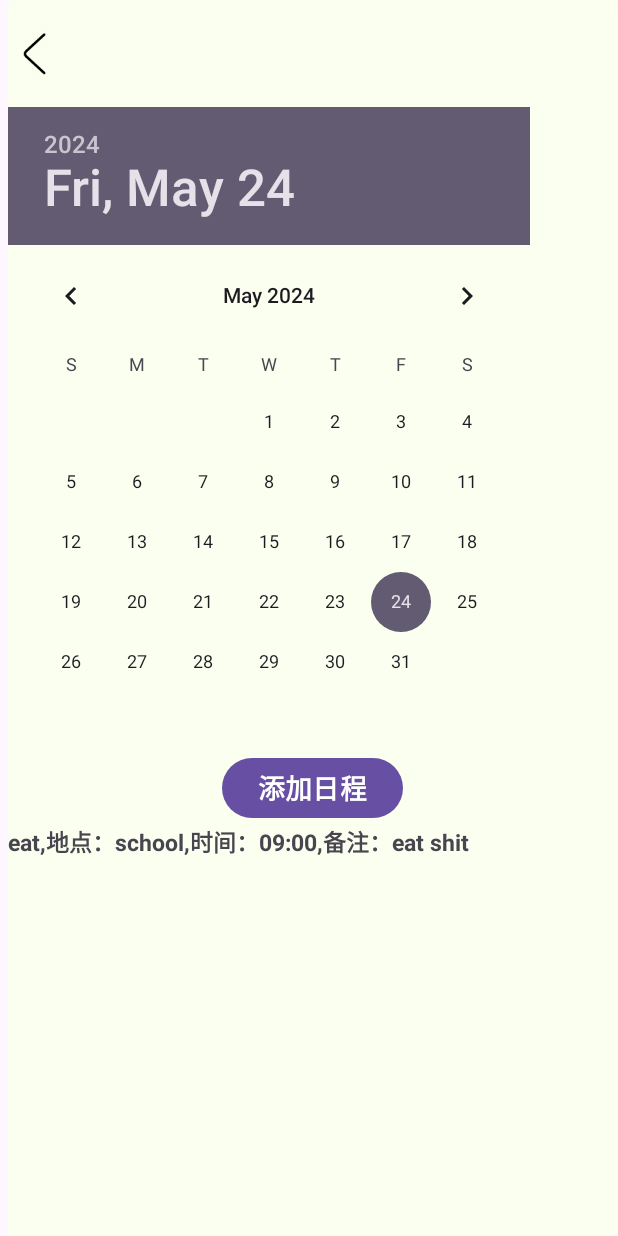
After one commit to liyioo/weather, an Android app: the ScheduleActivity screen opened directly, with no data from a screen before it, on a phone screen of 412 x 824 dp. The commit adds this screen. Run offline under Robolectric (Android 15) with nearby library versions, the phone set to English and light mode, and no system bars.

Commit message:
addnsome schedule

```diff
--- a/app/src/main/java/com/example/weather/MoreActivity.java
+++ b/app/src/main/java/com/example/weather/MoreActivity.java
@@ -23,7 +23,7 @@ import com.example.weather.db.DBManager;
 
 public class MoreActivity extends AppCompatActivity implements View.OnClickListener {
 
-    TextView bgTv,cacheTv,versionTv,shareTv;
+    TextView bgTv,cacheTv,versionTv,shareTv,scheduleTv;
     RadioGroup exbgRg;
     ImageView backIv;
     private SharedPreferences pref;
@@ -38,10 +38,12 @@ public class MoreActivity extends AppCompatActivity implements View.OnClickListe
         shareTv = findViewById(R.id.more_tv_share);
         backIv = findViewById(R.id.more_iv_back);
         exbgRg = findViewById(R.id.more_rg);
+        scheduleTv = findViewById(R.id.more_tv_schedule);
         bgTv.setOnClickListener(this);
         cacheTv.setOnClickListener(this);
         shareTv.setOnClickListener(this);
         backIv.setOnClickListener(this);
+        scheduleTv.setOnClickListener(this);
         pref = getSharedPreferences("bg_pref",MODE_PRIVATE);
         String versionName = getVersionName();
         versionTv.setText("当前版本：  v"+versionName );
@@ -114,6 +116,8 @@ public class MoreActivity extends AppCompatActivity implements View.OnClickListe
             shareSoftareMsg("说天气app是一款超萌超可爱的天气预报软件，画面简约，播报天气情况非常精准，快来下载吧！");
         }else if(v.getId() == R.id.more_iv_back){
             finish();
+        }else if(v.getId() == R.id.more_tv_schedule){
+            startActivity(new Intent(this,ScheduleActivity.class));
         }
     }
 
--- /dev/null
+++ b/app/src/main/java/com/example/weather/ScheduleActivity.java
@@ -0,0 +1,102 @@
+package com.example.weather;
+
+import android.content.DialogInterface;
+import android.os.Bundle;
+import android.view.LayoutInflater;
+import android.view.View;
+import android.widget.Button;
+import android.widget.DatePicker;
+import android.widget.EditText;
+import android.widget.ListView;
+import android.widget.Toast;
+
+import androidx.activity.EdgeToEdge;
+import androidx.appcompat.app.AlertDialog;
+import androidx.appcompat.app.AppCompatActivity;
+import androidx.core.graphics.Insets;
+import androidx.core.view.ViewCompat;
+import androidx.core.view.WindowInsetsCompat;
+
+import com.example.weather.bean.ScheduleInfo;
+
+import java.util.ArrayList;
+import java.util.List;
+
+public class ScheduleActivity extends AppCompatActivity {
+
+    Button addButton;
+    DatePicker datePicker;
+    private String date;
+    @Override
+    protected void onCreate(Bundle savedInstanceState) {
+        super.onCreate(savedInstanceState);
+        EdgeToEdge.enable(this);
+        setContentView(R.layout.activity_schedule);
+        List<ScheduleInfo> list = new ArrayList<>();
+        list.add(new ScheduleInfo("eat","school","2024-05-24","09:00","eat shit"));
+        ListView listView = findViewById(R.id.schedule_lv);
+        ScheduleAdapter adapter = new ScheduleAdapter(list,this);
+        listView.setAdapter(adapter);
+        listView.setOnItemLongClickListener(adapter);
+        listView.setOnItemClickListener(adapter);
+        datePicker = findViewById(R.id.schedule_dp);
+        datePicker.init(datePicker.getYear(), datePicker.getMonth(), datePicker.getDayOfMonth(),
+                new DatePicker.OnDateChangedListener() {
+                    @Override
+                    public void onDateChanged(DatePicker view, int year, int monthOfYear, int dayOfMonth) {
+                        // 在这里处理用户选择的日期
+                        String selectedDate = year + "-" + (monthOfYear + 1) + "-" + dayOfMonth;
+                        date = selectedDate;
+                        Toast.makeText(getApplicationContext(), "选中日期：" + selectedDate, Toast.LENGTH_SHORT).show();
+                    }
+                });
+
+        addButton = findViewById(R.id.schedule_btn_add);
+        addButton.setOnClickListener(new View.OnClickListener() {
+            @Override
+            public void onClick(View v) {
+
+                showAddScheduleDialog(date);
+            }
+        });
+
+
+    }
+
+    private void showAddScheduleDialog(String date) {
+        AlertDialog.Builder dialogBuilder = new AlertDialog.Builder(this);
+        LayoutInflater inflater = this.getLayoutInflater();
+        View dialogView = inflater.inflate(R.layout.dialog_add_schedule, null);
+        dialogBuilder.setView(dialogView);
+
+        final EditText editTextTitle = dialogView.findViewById(R.id.edit_text_title);
+        final EditText editTextDescription = dialogView.findViewById(R.id.edit_text_description);
+        final EditText editTextTime = dialogView.findViewById(R.id.edit_text_time);
+        final EditText editTextPlace = dialogView.findViewById(R.id.edit_text_place);
+
+
+
+        dialogBuilder.setTitle("添加日程");
+        dialogBuilder.setPositiveButton("添加", new DialogInterface.OnClickListener() {
+            @Override
+            public void onClick(DialogInterface dialog, int which) {
+                String title = editTextTitle.getText().toString().trim();
+                String description = editTextDescription.getText().toString().trim();
+                String time = editTextTime.getText().toString().trim();
+                String place = editTextPlace.getText().toString().trim();
+                // 在这里执行添加日程的逻辑，可以将日程信息保存到数据库或其他地方
+                ScheduleInfo info = new ScheduleInfo(title,place,date,time,description);
+
+            }
+        });
+        dialogBuilder.setNegativeButton("取消", new DialogInterface.OnClickListener() {
+            @Override
+            public void onClick(DialogInterface dialog, int which) {
+                dialog.dismiss();
+            }
+        });
+
+        AlertDialog alertDialog = dialogBuilder.create();
+        alertDialog.show();
+    }
+}
--- /dev/null
+++ b/app/src/main/java/com/example/weather/ScheduleAdapter.java
@@ -0,0 +1,73 @@
+package com.example.weather;
+
+import android.content.Context;
+import android.view.LayoutInflater;
+import android.view.View;
+import android.view.ViewGroup;
+import android.widget.AdapterView;
+import android.widget.BaseAdapter;
+import android.widget.TextView;
+
+import com.example.weather.bean.ScheduleInfo;
+
+import java.util.List;
+
+public class ScheduleAdapter extends BaseAdapter implements AdapterView.OnItemClickListener, AdapterView.OnItemLongClickListener{
+
+    private List<ScheduleInfo> mScheduleList ;
+    private Context mContext;
+
+    public ScheduleAdapter(List<ScheduleInfo> mScheduleList, Context mContext) {
+        this.mScheduleList = mScheduleList;
+        this.mContext = mContext;
+    }
+
+    @Override
+    public int getCount() {
+        return mScheduleList.size();
+    }
+
+    @Override
+    public Object getItem(int position) {
+        return mScheduleList.get(position);
+    }
+
+    @Override
+    public long getItemId(int position) {
+        return position;
+    }
+
+    @Override
+    public View getView(int position, View convertView, ViewGroup parent) {
+
+        ViewHolder holder;
+        if(convertView == null){
+            holder = new ViewHolder();
+            convertView = LayoutInflater.from(mContext).inflate(R.layout.item_schedule,null);
+            holder.tv_schedule = convertView.findViewById(R.id.item_schedule_tv);
+            convertView.setTag(holder); // 将ViewHolder对象保存到convertView的Tag中
+        }else {
+            holder = (ViewHolder) convertView.getTag();
+        }
+        ScheduleInfo info = mScheduleList.get(position);
+        holder.tv_schedule.setText(info.toString());
+
+        return convertView;
+    }
+
+    @Override
+    public void onItemClick(AdapterView<?> parent, View view, int position, long id) {
+
+    }
+
+    @Override
+    public boolean onItemLongClick(AdapterView<?> parent, View view, int position, long id) {
+        return false;
+    }
+
+    public final class ViewHolder{
+        public TextView tv_schedule;
+
+
+    }
+}
--- a/app/src/main/java/com/example/weather/AudioRecyclerAdapter.java
+++ b/app/src/main/java/com/example/weather/audio/AudioRecyclerAdapter.java
@@ -1,4 +1,4 @@
-package com.example.weather;
+package com.example.weather.audio;
 
 import android.content.Context;
 import android.media.MediaPlayer;
@@ -14,6 +14,8 @@ import android.widget.TextView;
 import androidx.recyclerview.widget.RecyclerView;
 
 
+import com.example.weather.R;
+import com.example.weather.RecyclerExtras;
 import com.example.weather.bean.AudioInfo;
 import com.example.weather.util.MediaUtil;
 
--- /dev/null
+++ b/app/src/main/java/com/example/weather/bean/ScheduleInfo.java
@@ -0,0 +1,65 @@
+package com.example.weather.bean;
+
+public class ScheduleInfo {
+    private String title;
+    private String place;
+    private String date;
+    private String time;
+    private String desc;
+
+    public ScheduleInfo() {
+    }
+
+    public ScheduleInfo(String title, String place, String date, String time, String desc) {
+        this.title = title;
+        this.place = place;
+        this.date = date;
+        this.time = time;
+        this.desc = desc;
+    }
+
+    public String getTitle() {
+        return title;
+    }
+
+    public void setTitle(String title) {
+        this.title = title;
+    }
+
+    public String getPlace() {
+        return place;
+    }
+
+    public void setPlace(String place) {
+        this.place = place;
+    }
+
+    public String getDate() {
+        return date;
+    }
+
+    public void setDate(String date) {
+        this.date = date;
+    }
+
+    public String getTime() {
+        return time;
+    }
+
+    public void setTime(String time) {
+        this.time = time;
+    }
+
+    public String getDesc() {
+        return desc;
+    }
+
+    public void setDesc(String desc) {
+        this.desc = desc;
+    }
+
+    @Override
+    public String toString() {
+        return  title  +",地点：" + place + ",时间："  + time +   ",备注：" + desc ;
+    }
+}
--- /dev/null
+++ b/app/src/main/java/com/example/weather/db/SchDateBase.java
@@ -0,0 +1,4 @@
+package com.example.weather.db;
+
+public class SchDateBase {
+}
--- /dev/null
+++ b/app/src/main/java/com/example/weather/db/SchHelper.java
@@ -0,0 +1,4 @@
+package com.example.weather.db;
+
+public class SchHelper {
+}
--- /dev/null
+++ b/app/src/main/java/com/example/weather/db/SchManager.java
@@ -0,0 +1,4 @@
+package com.example.weather.db;
+
+public class SchManager {
+}
--- /dev/null
+++ b/app/src/main/res/layout/activity_schedule.xml
@@ -0,0 +1,49 @@
+<?xml version="1.0" encoding="utf-8"?>
+<RelativeLayout xmlns:android="http://schemas.android.com/apk/res/android"
+    xmlns:app="http://schemas.android.com/apk/res-auto"
+    xmlns:tools="http://schemas.android.com/tools"
+    android:id="@+id/main"
+    android:layout_width="match_parent"
+    android:layout_height="match_parent"
+    tools:context=".ScheduleActivity"
+    android:background="@drawable/hot_bg"
+    android:layout_marginLeft="5dp">
+
+
+    <ImageView
+        android:layout_width="wrap_content"
+        android:layout_height="wrap_content"
+        android:id="@+id/schedule_iv_back"
+        android:src="@mipmap/icon_back"
+        android:layout_marginTop="20dp"/>
+
+    <DatePicker
+        android:layout_width="match_parent"
+        android:layout_height="wrap_content"
+        android:id="@+id/schedule_dp"
+        android:calendarViewShown="false"
+        android:gravity="center"
+        android:layout_below="@+id/schedule_iv_back"
+        android:layout_centerHorizontal="true"
+        android:layout_marginTop="20dp"/>
+
+
+    <Button
+        android:layout_width="wrap_content"
+        android:layout_height="wrap_content"
+        android:id="@+id/schedule_btn_add"
+        android:layout_below="@+id/schedule_dp"
+        android:text="添加日程"
+        android:textStyle="bold"
+        android:textSize="18sp"
+        android:layout_centerHorizontal="true"/>
+    <ListView
+        android:layout_width="match_parent"
+        android:layout_height="wrap_content"
+        android:id="@+id/schedule_lv"
+        android:layout_below="@+id/schedule_btn_add"/>
+
+
+
+
+</RelativeLayout>
--- /dev/null
+++ b/app/src/main/res/layout/item_schedule.xml
@@ -0,0 +1,14 @@
+<?xml version="1.0" encoding="utf-8"?>
+<LinearLayout xmlns:android="http://schemas.android.com/apk/res/android"
+    android:layout_width="match_parent"
+    android:layout_height="match_parent"
+    android:id="@+id/item_schedule_layout">
+
+    <TextView
+        android:layout_width="match_parent"
+        android:layout_height="wrap_content"
+        android:textSize="15sp"
+        android:textStyle="bold"
+        android:id="@+id/item_schedule_tv"/>
+
+</LinearLayout>
```
Also changed, not shown: app/src/main/AndroidManifest.xml (+7 -4 lines), app/src/main/java/com/example/weather/MainActivity.java (+2 -13 lines), app/src/main/java/com/example/weather/audio/AudioPlayActivity.java (renamed from app/src/main/java/com/example/weather/AudioPlayActivity.java, +3 -4 lines), app/src/main/res/layout/activity_more.xml (+21 -1 lines), app/src/main/res/layout/dialog_add_schedule.xml (added, +74 -0 lines), app/src/main/res/mipmap-hdpi/more_schedule.png (added).
